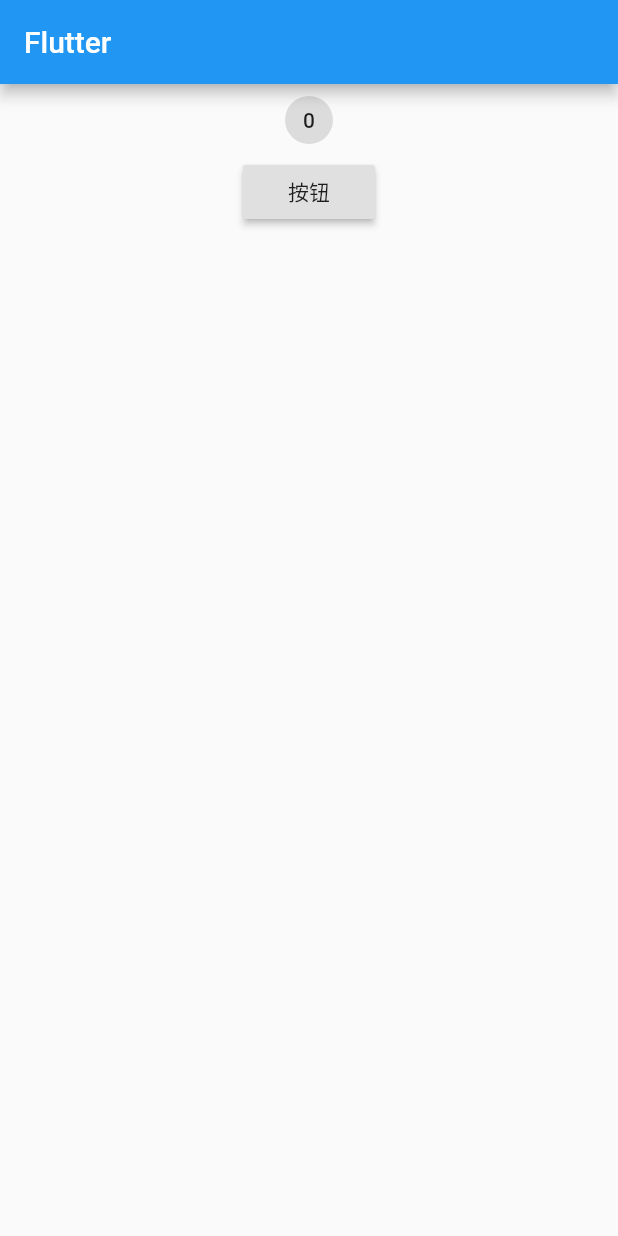
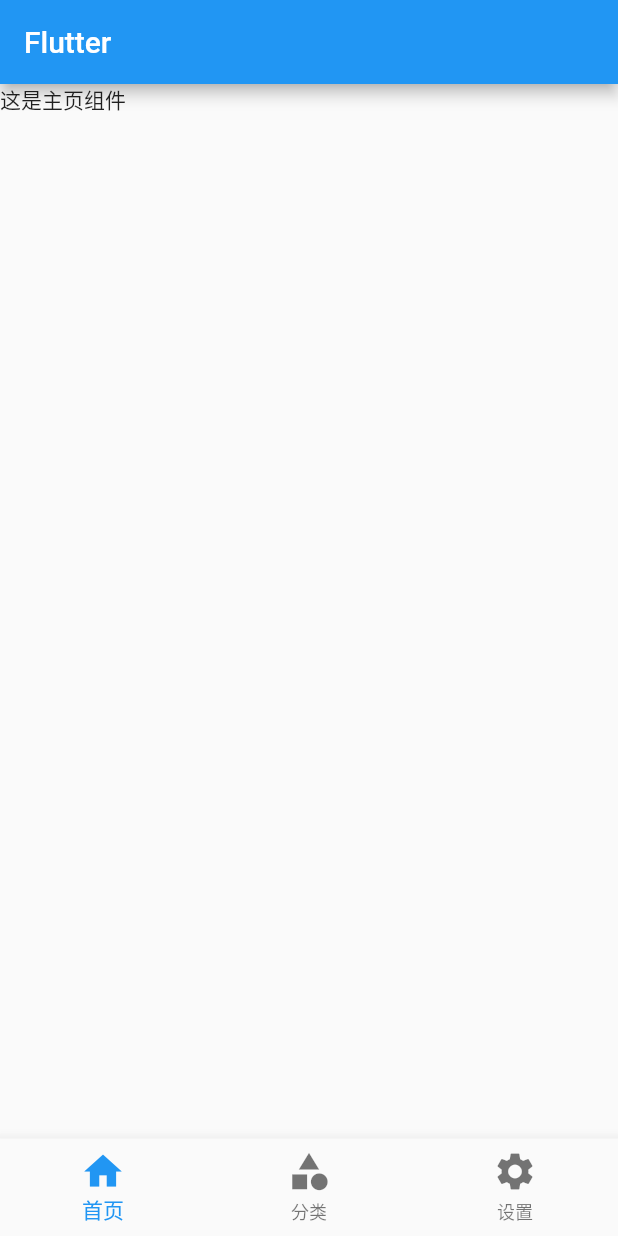
Before and after one commit to pjqdyd/Flutter-demo, a Flutter app: the screen it shows after launch, on a phone screen of 412 x 824 dp. Run offline on Flutter 3.47's test engine with Material 2 defaults, Android fonts, the phone set to English and light mode, and no system bars.

Commit message:
底部Tab栏

```diff
--- a/lib/main.dart
+++ b/lib/main.dart
@@ -7,46 +7,50 @@ class MyApp extends StatelessWidget {
   @override
   Widget build(BuildContext context) {
     return MaterialApp(
-      home: Scaffold(
-        appBar: AppBar(
-          title: Text("Flutter"),
-        ),
-        body: HomeContent(),
-      ),
+      home: MyTabs(), //展示Tab栏
       //theme: ThemeData(primarySwatch: Colors.yellow),
     );
   }
 }
 
-//自定义主页内容区组件 (有状态组件)
-class HomeContent extends StatefulWidget {
-  HomeContent({Key key}) : super(key: key);
+//自定义组件, 将主页内容Scaffold抽离成有状态组件 (展示Tab栏)
+class MyTabs extends StatefulWidget {
+  MyTabs({Key key}) : super(key: key);
 
-  _HomeContentState createState() => _HomeContentState();
+  _MyTabsState createState() => _MyTabsState();
 }
 
-class _HomeContentState extends State<HomeContent> {
+class _MyTabsState extends State<MyTabs> {
+  int _currentIndex = 0;
 
-  int count = 0;
+  //定义页面的集合, Text()代表是一个单独的页面组件
+  List _pageList = [
+    Text("这是主页组件"),
+    Text("这是分类组件"),
+    Text("这是设置组件"),
+  ];
 
   @override
   Widget build(BuildContext context) {
-    return Center(
-       child: Column(
-         children: <Widget>[
-           Chip(
-             label: Text("${this.count}"),
-           ),
-           RaisedButton(
-             child: Text("按钮"),
-             onPressed: (){ //监听按钮
-                setState(() { //改变数据会渲染到页面上
-                  this.count++;
-                });
-             },
-           )
-         ],
-       ),
+    return Scaffold(
+      appBar: AppBar(
+        title: Text("Flutter"),
+      ),
+      body: this._pageList[this._currentIndex], //body为对应的页面
+      bottomNavigationBar: BottomNavigationBar(//底部选项卡
+        iconSize: 30.0,
+        currentIndex: this._currentIndex,
+        onTap: (int index) { //点击改变激活的下标
+          setState(() {
+            this._currentIndex = index;
+          });
+        },
+        items: [
+          BottomNavigationBarItem(icon: Icon(Icons.home), title: Text("首页")),
+          BottomNavigationBarItem(icon: Icon(Icons.category), title: Text("分类")),
+          BottomNavigationBarItem(icon: Icon(Icons.settings), title: Text("设置"))
+        ],
+      ),
     );
   }
 }
```
